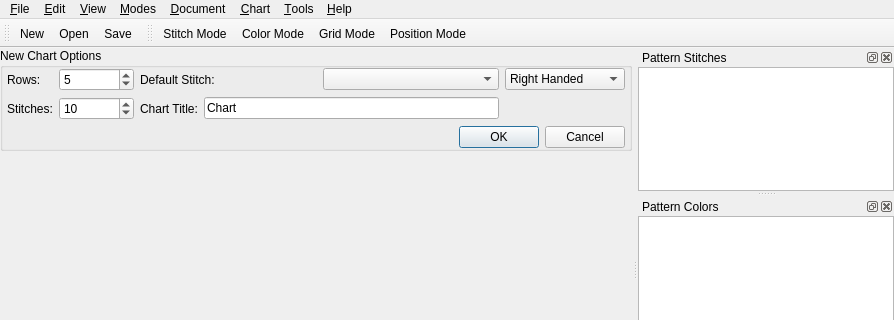
The window that src/mainwindow.ui (iPenguin/CrochetCharts) describes before a commit, drawn with Qt 5; both pictures show x 0 to 894 and y 0 to 320 of the 894 by 511 pixel window.
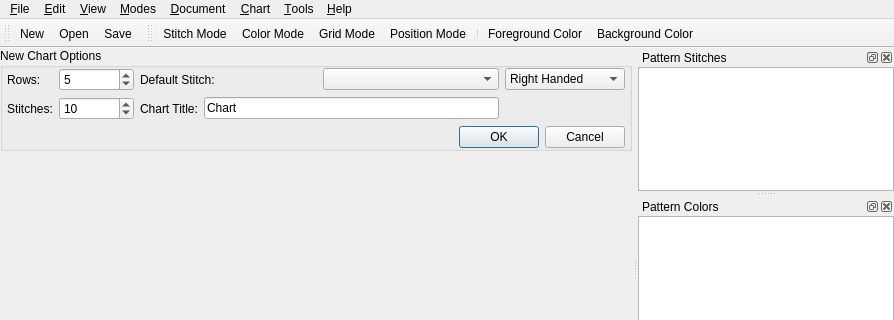
The same window after the commit. Icons and pictures are not drawn.

Commit message: Hook up st & color selectors into charts

```diff
--- a/src/mainwindow.ui
+++ b/src/mainwindow.ui
@@ -515,6 +515,9 @@
    <addaction name="actionColorMode"/>
    <addaction name="actionGridMode"/>
    <addaction name="actionPositionMode"/>
+   <addaction name="separator"/>
+   <addaction name="actionColorSelectorFg"/>
+   <addaction name="actionColorSelectorBg"/>
   </widget>
   <action name="actionNew">
    <property name="text">
@@ -808,6 +811,22 @@
     <string>Show Edit Mode Toolbar</string>
    </property>
   </action>
+  <action name="actionColorSelectorFg">
+   <property name="text">
+    <string>Foreground Color</string>
+   </property>
+   <property name="toolTip">
+    <string>Select a color for text and line elements</string>
+   </property>
+  </action>
+  <action name="actionColorSelectorBg">
+   <property name="text">
+    <string>Background Color</string>
+   </property>
+   <property name="toolTip">
+    <string>Select a color for the background</string>
+   </property>
+  </action>
  </widget>
  <layoutdefault spacing="6" margin="11"/>
  <tabstops>
```
Left out of the diff: 6 changed lines with no effect on the pictures. The commit also changes 6 other files.
